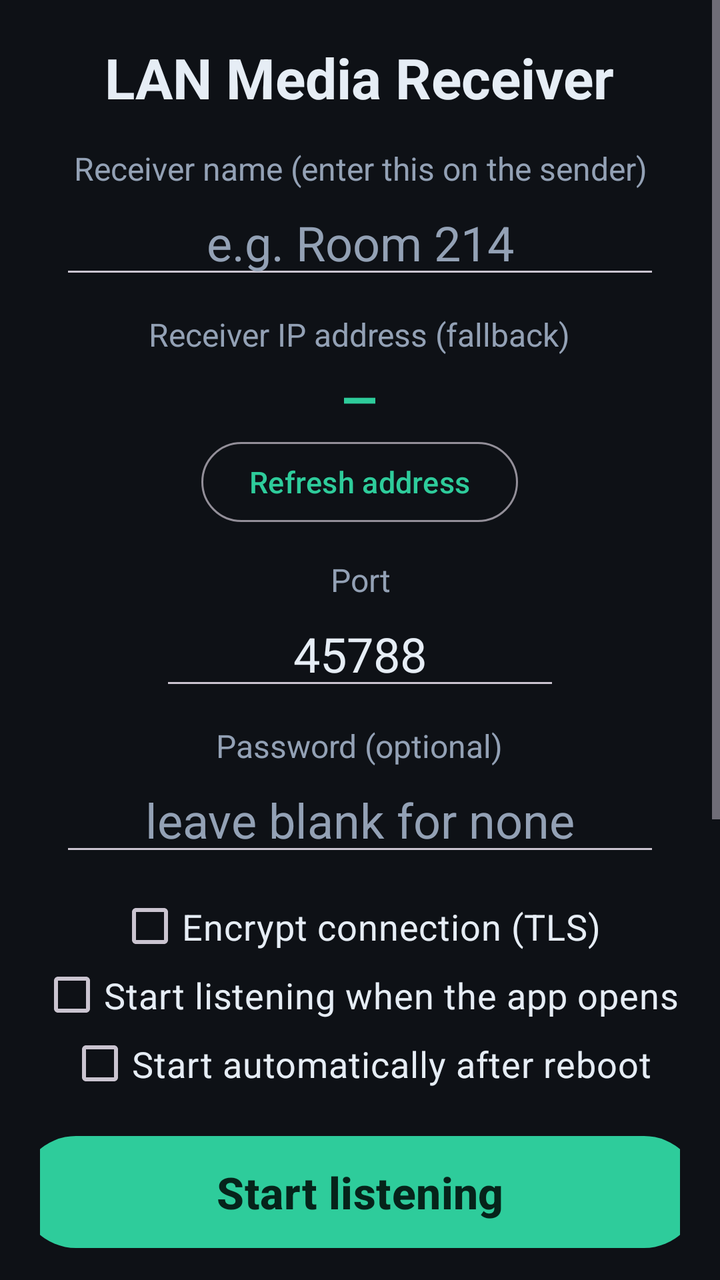
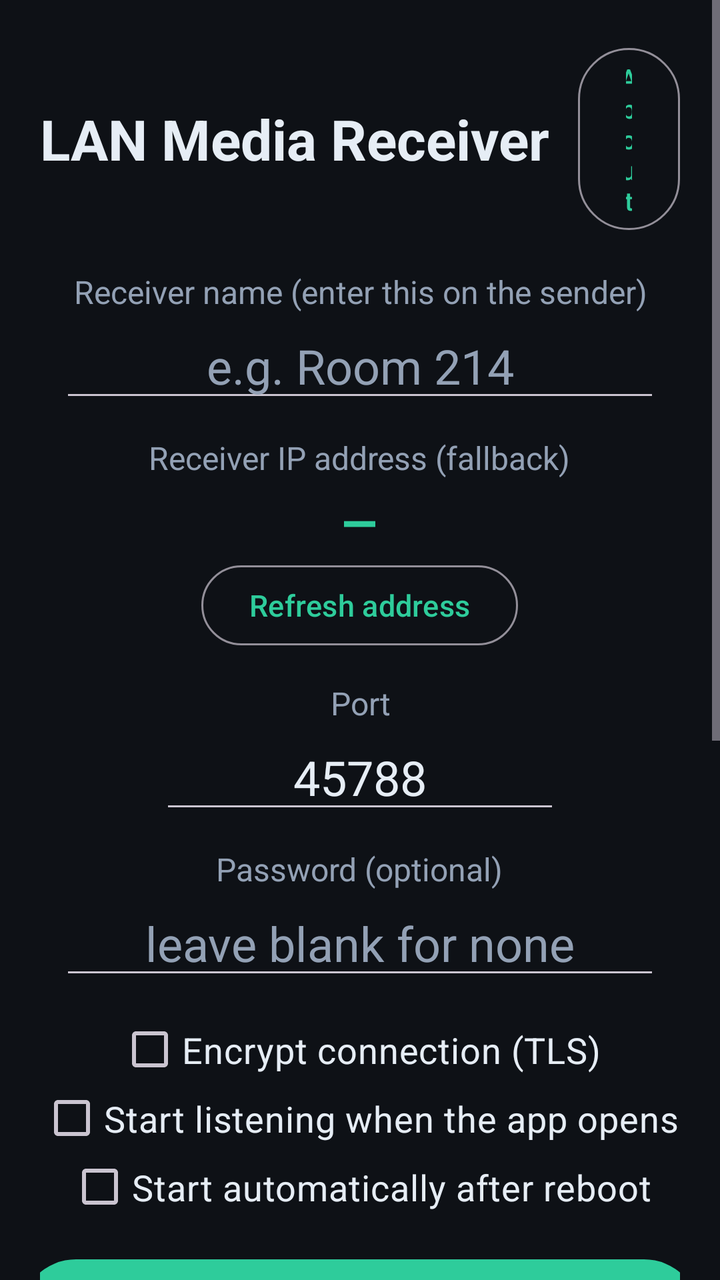

Before-and-after screenshots of an Android layout around one commit, followed by the original layout XML and the change that was made.
<!-- AndroidManifest.xml: application theme Theme.LANAudioReceiver -->
<!-- res/layout/activity_main.xml -->
<?xml version="1.0" encoding="utf-8"?>
<ScrollView xmlns:android="http://schemas.android.com/apk/res/android"
    android:layout_width="match_parent"
    android:layout_height="match_parent"
    android:background="@color/bg"
    android:fillViewport="true">

    <LinearLayout
        android:layout_width="match_parent"
        android:layout_height="wrap_content"
        android:orientation="vertical"
        android:gravity="center_horizontal"
        android:padding="20dp">

        <TextView
            android:layout_width="wrap_content"
            android:layout_height="wrap_content"
            android:text="@string/app_name"
            android:textColor="@color/text"
            android:textSize="28sp"
            android:textStyle="bold"
            android:gravity="center" />

        <TextView
            android:layout_width="wrap_content"
            android:layout_height="wrap_content"
            android:layout_marginTop="16dp"
            android:text="Receiver name (enter this on the sender)"
            android:textColor="@color/muted"
            android:textSize="16sp"
            android:gravity="center" />

        <EditText
            android:id="@+id/etName"
            android:layout_width="300dp"
            android:layout_height="wrap_content"
            android:inputType="text"
            android:maxLines="1"
            android:hint="e.g. Room 214"
            android:textColor="@color/text"
            android:textColorHint="@color/muted"
            android:textSize="24sp"
            android:gravity="center"
            android:autofillHints="" />

        <TextView
            android:layout_width="wrap_content"
            android:layout_height="wrap_content"
            android:layout_marginTop="12dp"
            android:text="Receiver IP address (fallback)"
            android:textColor="@color/muted"
            android:textSize="16sp"
            android:gravity="center" />

        <TextView
            android:id="@+id/tvIp"
            android:layout_width="wrap_content"
            android:layout_height="wrap_content"
            android:layout_marginTop="2dp"
            android:text="—"
            android:textColor="@color/accent"
            android:textSize="26sp"
            android:textStyle="bold"
            android:fontFamily="monospace"
            android:gravity="center" />

        <Button
            android:id="@+id/btnRefreshIp"
            style="?attr/materialButtonOutlinedStyle"
            android:layout_width="wrap_content"
            android:layout_height="wrap_content"
            android:layout_marginTop="2dp"
            android:text="Refresh address"
            android:textSize="15sp" />

        <TextView
            android:layout_width="wrap_content"
            android:layout_height="wrap_content"
            android:layout_marginTop="14dp"
            android:text="Port"
            android:textColor="@color/muted"
            android:textSize="16sp"
            android:gravity="center" />

        <EditText
            android:id="@+id/etPort"
            android:layout_width="200dp"
            android:layout_height="wrap_content"
            android:inputType="number"
            android:text="45788"
            android:textColor="@color/text"
            android:textSize="24sp"
            android:gravity="center"
            android:autofillHints="" />

        <TextView
            android:layout_width="wrap_content"
            android:layout_height="wrap_content"
            android:layout_marginTop="12dp"
            android:text="Password (optional)"
            android:textColor="@color/muted"
            android:textSize="16sp"
            android:gravity="center" />

        <EditText
            android:id="@+id/etPassword"
            android:layout_width="300dp"
            android:layout_height="wrap_content"
            android:inputType="textPassword"
            android:hint="leave blank for none"
            android:textColor="@color/text"
            android:textColorHint="@color/muted"
            android:textSize="24sp"
            android:gravity="center"
            android:autofillHints="" />

        <CheckBox
            android:id="@+id/cbEncrypt"
            android:layout_width="wrap_content"
            android:layout_height="wrap_content"
            android:layout_marginTop="14dp"
            android:minHeight="0dp"
            android:paddingVertical="4dp"
            android:text="Encrypt connection (TLS)"
            android:textColor="@color/text"
            android:textSize="18sp" />

        <CheckBox
            android:id="@+id/cbAutostart"
            android:layout_width="wrap_content"
            android:layout_height="wrap_content"
            android:layout_marginTop="2dp"
            android:minHeight="0dp"
            android:paddingVertical="4dp"
            android:text="Start listening when the app opens"
            android:textColor="@color/text"
            android:textSize="18sp" />

        <CheckBox
            android:id="@+id/cbBootstart"
            android:layout_width="wrap_content"
            android:layout_height="wrap_content"
            android:layout_marginTop="2dp"
            android:minHeight="0dp"
            android:paddingVertical="4dp"
            android:text="Start automatically after reboot"
            android:textColor="@color/text"
            android:textSize="18sp" />

        <Button
            android:id="@+id/btnStartStop"
            android:layout_width="340dp"
            android:layout_height="64dp"
            android:layout_marginTop="16dp"
            android:text="Start listening"
            android:textSize="22sp"
            android:textStyle="bold" />

        <Button
            android:id="@+id/btnMinimize"
            style="?attr/materialButtonOutlinedStyle"
            android:layout_width="340dp"
            android:layout_height="52dp"
            android:layout_marginTop="10dp"
            android:text="Minimize"
            android:textSize="18sp" />

        <TextView
            android:layout_width="wrap_content"
            android:layout_height="wrap_content"
            android:layout_marginTop="14dp"
            android:text="Status"
            android:textColor="@color/muted"
            android:textSize="16sp"
            android:gravity="center" />

        <TextView
            android:id="@+id/tvStatus"
            android:layout_width="match_parent"
            android:layout_height="wrap_content"
            android:layout_marginTop="2dp"
            android:text="Stopped"
            android:textColor="@color/text"
            android:textSize="24sp"
            android:textStyle="bold"
            android:gravity="center" />

        <TextView
            android:id="@+id/lblFingerprint"
            android:layout_width="wrap_content"
            android:layout_height="wrap_content"
            android:layout_marginTop="14dp"
            android:text="Security fingerprint (verify once on the sender)"
            android:textColor="@color/muted"
            android:textSize="15sp"
            android:gravity="center" />

        <TextView
            android:id="@+id/tvFingerprint"
            android:layout_width="match_parent"
            android:layout_height="wrap_content"
            android:layout_marginTop="2dp"
            android:text="—"
            android:textColor="@color/text"
            android:textSize="13sp"
            android:fontFamily="monospace"
            android:gravity="center" />

        <TextView
            android:layout_width="wrap_content"
            android:layout_height="wrap_content"
            android:layout_marginTop="16dp"
            android:text="For an always-on display, exempt this app from battery optimization."
            android:textColor="@color/muted"
            android:textSize="15sp"
            android:gravity="center" />

        <Button
            android:id="@+id/btnBattery"
            style="?attr/materialButtonOutlinedStyle"
            android:layout_width="wrap_content"
            android:layout_height="wrap_content"
            android:layout_marginTop="6dp"
            android:text="Open app settings"
            android:textSize="15sp" />

        <Button
            android:id="@+id/btnAbout"
            style="?attr/materialButtonOutlinedStyle"
            android:layout_width="wrap_content"
            android:layout_height="wrap_content"
            android:layout_marginTop="6dp"
            android:layout_marginBottom="4dp"
            android:text="About LAN Media Receiver"
            android:textSize="15sp" />
    </LinearLayout>
</ScrollView>
<!-- resources referenced by this layout -->
<resources>
  <color name="accent">#2ECC9B</color>
  <color name="bg">#0E1116</color>
  <color name="muted">#93A1B5</color>
  <color name="text">#E6EDF5</color>
  <string name="app_name">LAN Media Receiver</string>
  <style name="Theme.LANAudioReceiver" parent="Theme.Material3.Dark.NoActionBar">
          <item name="android:windowBackground">@color/bg</item>
          <item name="colorPrimary">@color/accent</item>
          <item name="colorOnPrimary">#06231A</item>
      </style>
</resources>

<!-- the commit's change to res/layout/activity_main.xml (unified diff, before → after) -->
@@ -12,14 +12,31 @@
         android:gravity="center_horizontal"
         android:padding="20dp">
 
-        <TextView
-            android:layout_width="wrap_content"
-            android:layout_height="wrap_content"
-            android:text="@string/app_name"
-            android:textColor="@color/text"
-            android:textSize="28sp"
-            android:textStyle="bold"
-            android:gravity="center" />
+        <LinearLayout
+            android:layout_width="wrap_content"
+            android:layout_height="wrap_content"
+            android:orientation="horizontal"
+            android:gravity="center_vertical">
+
+            <TextView
+                android:layout_width="wrap_content"
+                android:layout_height="wrap_content"
+                android:text="@string/app_name"
+                android:textColor="@color/text"
+                android:textSize="28sp"
+                android:textStyle="bold"
+                android:gravity="center" />
+
+            <Button
+                android:id="@+id/btnAbout"
+                style="?attr/materialButtonOutlinedStyle"
+                android:layout_width="wrap_content"
+                android:layout_height="wrap_content"
+                android:layout_marginStart="14dp"
+                android:minWidth="0dp"
+                android:text="About"
+                android:textSize="13sp" />
+        </LinearLayout>
 
         <TextView
             android:layout_width="wrap_content"
@@ -181,7 +198,7 @@
             android:layout_marginTop="2dp"
             android:text="Stopped"
             android:textColor="@color/text"
-            android:textSize="24sp"
+            android:textSize="18sp"
             android:textStyle="bold"
             android:gravity="center" />
 
@@ -224,14 +241,23 @@
             android:text="Open app settings"
             android:textSize="15sp" />
 
-        <Button
-            android:id="@+id/btnAbout"
+        <TextView
+            android:layout_width="wrap_content"
+            android:layout_height="wrap_content"
+            android:layout_marginTop="14dp"
+            android:text="Auto-show live view when a stream arrives — set appear on top."
+            android:textColor="@color/muted"
+            android:textSize="15sp"
+            android:gravity="center" />
+
+        <Button
+            android:id="@+id/btnOverlay"
             style="?attr/materialButtonOutlinedStyle"
             android:layout_width="wrap_content"
             android:layout_height="wrap_content"
             android:layout_marginTop="6dp"
             android:layout_marginBottom="4dp"
-            android:text="About LAN Media Receiver"
+            android:text="Open appear on top settings"
             android:textSize="15sp" />
     </LinearLayout>
 </ScrollView>
